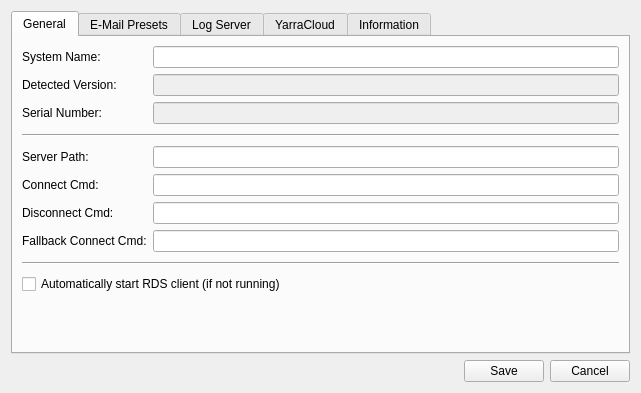
WillForan/yarraclient, file OfflineReconClient/ort_configurationdialog.ui: the form before one commit.
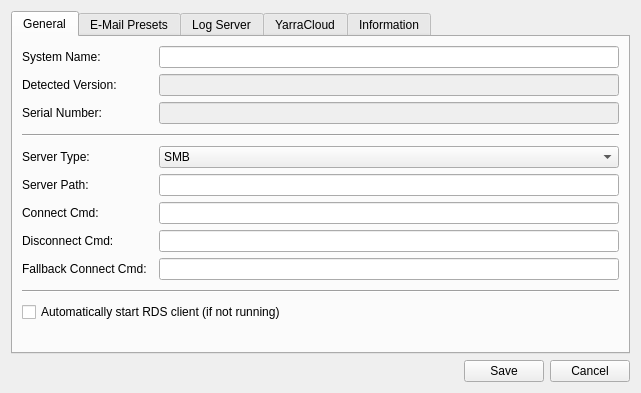
The form after the commit. The open tabs and pages were chosen to show the change. Icons and pictures are not drawn.

What changed in the file:
```diff
--- a/OfflineReconClient/ort_configurationdialog.ui
+++ b/OfflineReconClient/ort_configurationdialog.ui
@@ -30,60 +30,27 @@
        <string>General</string>
       </attribute>
       <layout class="QGridLayout" name="gridLayout">
-       <item row="3" column="0">
-        <widget class="QLabel" name="serialNumberLabel">
-         <property name="text">
-          <string>Serial Number:</string>
-         </property>
-        </widget>
-       </item>
-       <item row="8" column="1">
-        <widget class="QLineEdit" name="connectCmdEdit"/>
-       </item>
-       <item row="6" column="1">
-        <widget class="QLineEdit" name="serverPathEdit"/>
-       </item>
-       <item row="13" column="0">
-        <spacer name="verticalSpacer">
-         <property name="orientation">
-          <enum>Qt::Vertical</enum>
-         </property>
-         <property name="sizeHint" stdset="0">
-          <size>
-           <width>20</width>
-           <height>40</height>
-          </size>
-         </property>
-        </spacer>
-       </item>
-       <item row="5" column="0" colspan="2">
-        <widget class="Line" name="line">
-         <property name="minimumSize">
-          <size>
-           <width>0</width>
-           <height>10</height>
-          </size>
-         </property>
-         <property name="orientation">
-          <enum>Qt::Horizontal</enum>
-         </property>
-        </widget>
-       </item>
-       <item row="6" column="0">
+       <item row="8" column="0">
         <widget class="QLabel" name="serverPathLabel">
          <property name="text">
           <string>Server Path:</string>
          </property>
         </widget>
        </item>
-       <item row="8" column="0">
-        <widget class="QLabel" name="connectCmdLabel">
+       <item row="14" column="0" colspan="3">
+        <widget class="QCheckBox" name="autoLaunchRDSCheckbox">
          <property name="text">
-          <string>Connect Cmd:</string>
+          <string>Automatically start RDS client (if not running)</string>
          </property>
         </widget>
        </item>
-       <item row="10" column="0">
+       <item row="11" column="2">
+        <widget class="QLineEdit" name="disconnectCmdEdit"/>
+       </item>
+       <item row="10" column="2">
+        <widget class="QLineEdit" name="connectCmdEdit"/>
+       </item>
+       <item row="12" column="0">
         <widget class="QLabel" name="fallbackConnectCmdLabel">
          <property name="minimumSize">
           <size>
@@ -96,16 +63,30 @@
          </property>
         </widget>
        </item>
-       <item row="10" column="1">
-        <widget class="QLineEdit" name="fallbackConnectCmdEdit"/>
+       <item row="10" column="0">
+        <widget class="QLabel" name="connectCmdLabel">
+         <property name="text">
+          <string>Connect Cmd:</string>
+         </property>
+        </widget>
        </item>
-       <item row="1" column="1">
+       <item row="1" column="2">
         <widget class="QLineEdit" name="systemNameEdit">
          <property name="inputMask">
           <string>NNNNNNNNNNNNNNNNNNNNNNNN</string>
          </property>
         </widget>
        </item>
+       <item row="8" column="2">
+        <widget class="QLineEdit" name="serverPathEdit"/>
+       </item>
+       <item row="11" column="0">
+        <widget class="QLabel" name="disconnectCmdLabel">
+         <property name="text">
+          <string>Disconnect Cmd:</string>
+         </property>
+        </widget>
+       </item>
        <item row="1" column="0">
         <widget class="QLabel" name="systemNameLabel">
          <property name="text">
@@ -113,10 +94,50 @@
          </property>
         </widget>
        </item>
-       <item row="9" column="0">
-        <widget class="QLabel" name="disconnectCmdLabel">
+       <item row="3" column="2">
+        <widget class="QLineEdit" name="serialNumberEdit">
+         <property name="enabled">
+          <bool>false</bool>
+         </property>
+         <property name="readOnly">
+          <bool>true</bool>
+         </property>
+        </widget>
+       </item>
+       <item row="15" column="0">
+        <spacer name="verticalSpacer">
+         <property name="orientation">
+          <enum>Qt::Vertical</enum>
+         </property>
+         <property name="sizeHint" stdset="0">
+          <size>
+           <width>20</width>
+           <height>40</height>
+          </size>
+         </property>
+        </spacer>
+       </item>
+       <item row="7" column="0">
+        <widget class="QLabel" name="label_3">
          <property name="text">
-          <string>Disconnect Cmd:</string>
+          <string>Server Type:</string>
+         </property>
+        </widget>
+       </item>
+       <item row="3" column="0">
+        <widget class="QLabel" name="serialNumberLabel">
+         <property name="text">
+          <string>Serial Number:</string>
+         </property>
+        </widget>
+       </item>
+       <item row="2" column="2">
+        <widget class="QLineEdit" name="softwareVersionEdit">
+         <property name="enabled">
+          <bool>false</bool>
+         </property>
+         <property name="readOnly">
+          <bool>true</bool>
          </property>
         </widget>
        </item>
@@ -127,20 +148,7 @@
          </property>
         </widget>
        </item>
-       <item row="9" column="1">
-        <widget class="QLineEdit" name="disconnectCmdEdit"/>
-       </item>
-       <item row="2" column="1">
-        <widget class="QLineEdit" name="softwareVersionEdit">
-         <property name="enabled">
-          <bool>false</bool>
-         </property>
-         <property name="readOnly">
-          <bool>true</bool>
-         </property>
-        </widget>
-       </item>
-       <item row="11" column="0" colspan="2">
+       <item row="13" column="0" colspan="3">
         <widget class="Line" name="line_2">
          <property name="minimumSize">
           <size>
@@ -153,21 +161,39 @@
          </property>
         </widget>
        </item>
-       <item row="12" column="0" colspan="2">
-        <widget class="QCheckBox" name="autoLaunchRDSCheckbox">
-         <property name="text">
-          <string>Automatically start RDS client (if not running)</string>
+       <item row="5" column="0" colspan="3">
+        <widget class="Line" name="line">
+         <property name="minimumSize">
+          <size>
+           <width>0</width>
+           <height>10</height>
+          </size>
+         </property>
+         <property name="orientation">
+          <enum>Qt::Horizontal</enum>
          </property>
         </widget>
        </item>
-       <item row="3" column="1">
-        <widget class="QLineEdit" name="serialNumberEdit">
-         <property name="enabled">
-          <bool>false</bool>
-         </property>
-         <property name="readOnly">
-          <bool>true</bool>
-         </property>
+       <item row="12" column="2">
+        <widget class="QLineEdit" name="fallbackConnectCmdEdit"/>
+       </item>
+       <item row="7" column="2">
+        <widget class="QComboBox" name="serverTypeComboBox">
+         <item>
+          <property name="text">
+           <string>SMB</string>
+          </property>
+         </item>
+         <item>
+          <property name="text">
+           <string>SFTP</string>
+          </property>
+         </item>
+         <item>
+          <property name="text">
+           <string>FTP</string>
+          </property>
+         </item>
         </widget>
        </item>
       </layout>
```
Left out of the diff: 2 changed lines with no effect on the pictures.
